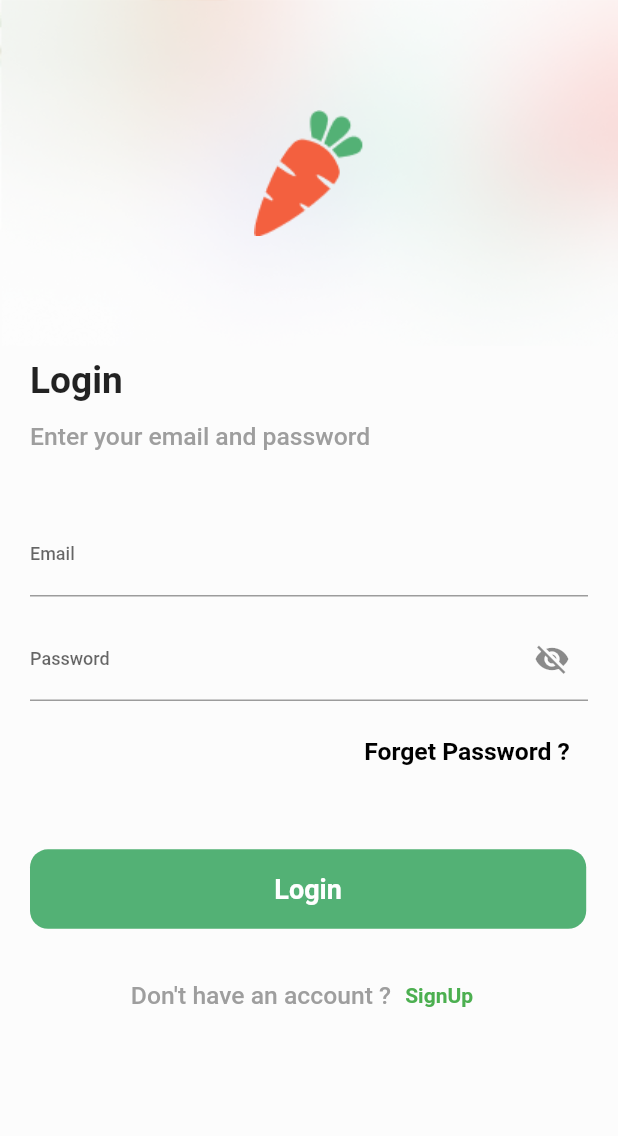
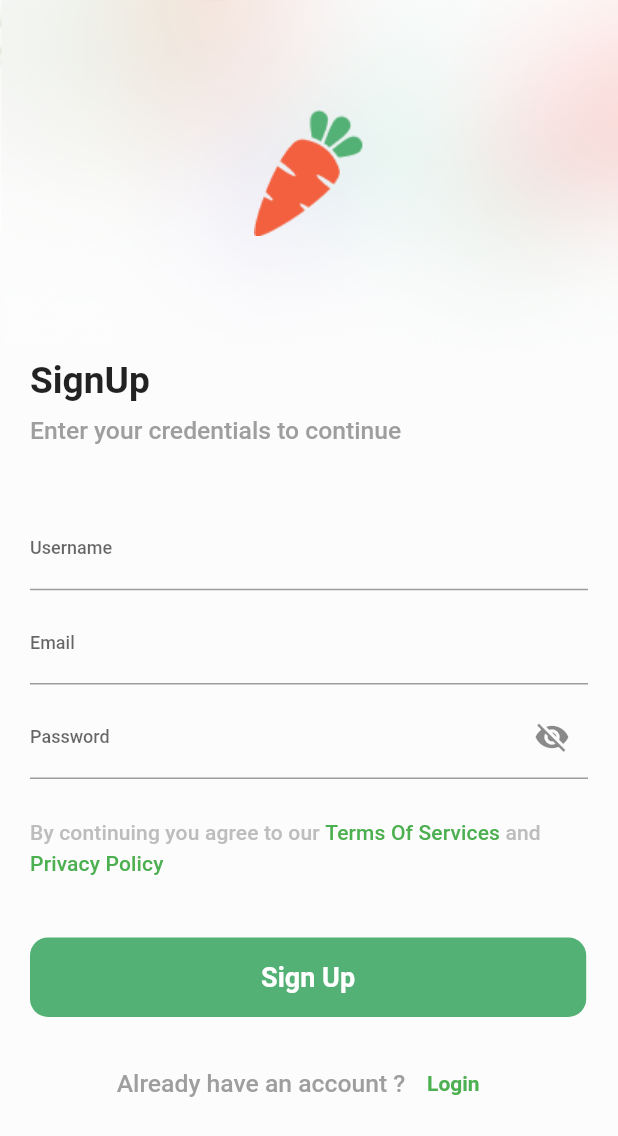
Before and after one commit to Mohamed-Yassien/ecommerce_app-with-online-team, a Flutter app: the screen it shows after launch, after a tap on "Get Started", after a tap on "SignUp", on a phone screen of 412 x 824 dp. Shown: the top 1136 px of the screen. Run offline on Flutter 3.47's test engine with Material 2 defaults, Android fonts, the phone set to English and light mode, and no system bars; our stand-ins replace sizer.

Commit message:
signup screen

```diff
--- /dev/null
+++ b/lib/view/components/sign_up_agreement.dart
@@ -0,0 +1,44 @@
+import 'package:flutter/material.dart';
+
+class SignUpAgreement extends StatelessWidget {
+  const SignUpAgreement({Key? key}) : super(key: key);
+
+  @override
+  Widget build(BuildContext context) {
+    return Wrap(
+      runSpacing: 5,
+      children: [
+        Text(
+          'By continuing you agree to our ',
+          style: Theme.of(context).textTheme.titleSmall!.copyWith(
+                color: Colors.grey[400],
+              ),
+        ),
+        InkWell(
+          onTap: () {},
+          child: Text(
+            'Terms Of Services ',
+            style: Theme.of(context).textTheme.titleSmall!.copyWith(
+                  color: Colors.green,
+                ),
+          ),
+        ),
+        Text(
+          'and ',
+          style: Theme.of(context).textTheme.titleSmall!.copyWith(
+                color: Colors.grey[400],
+              ),
+        ),
+        InkWell(
+          onTap: () {},
+          child: Text(
+            'Privacy Policy ',
+            style: Theme.of(context).textTheme.titleSmall!.copyWith(
+                  color: Colors.green,
+                ),
+          ),
+        ),
+      ],
+    );
+  }
+}
--- a/lib/view/screens/login_screen.dart
+++ b/lib/view/screens/login_screen.dart
@@ -1,5 +1,7 @@
+import 'package:ecomm_with_team/core/methods.dart';
 import 'package:ecomm_with_team/core/responsive/ui_components/info_widget.dart';
 import 'package:ecomm_with_team/view/components/login_screen_header.dart';
+import 'package:ecomm_with_team/view/screens/sign_up_screen.dart';
 import 'package:ecomm_with_team/view/widgets/reusable_auth_column.dart';
 import 'package:ecomm_with_team/view/widgets/reusable_auth_row.dart';
 import 'package:ecomm_with_team/view/widgets/reusable_button.dart';
@@ -75,7 +77,12 @@ class LoginScreen extends StatelessWidget {
                       ReusableAuthRow(
                         title: 'Don\'t have an account ?',
                         subtitle: 'SignUp',
-                        subtitlePress: () {},
+                        subtitlePress: () {
+                          navigateTo(
+                            widget: const SignUpScreen(),
+                            context: context,
+                          );
+                        },
                       ),
                     ],
                   ),
--- /dev/null
+++ b/lib/view/screens/sign_up_screen.dart
@@ -0,0 +1,89 @@
+import 'package:ecomm_with_team/core/methods.dart';
+import 'package:ecomm_with_team/core/responsive/ui_components/info_widget.dart';
+import 'package:ecomm_with_team/view/components/login_screen_header.dart';
+import 'package:ecomm_with_team/view/components/sign_up_agreement.dart';
+import 'package:ecomm_with_team/view/screens/login_screen.dart';
+import 'package:ecomm_with_team/view/widgets/reusable_auth_column.dart';
+import 'package:ecomm_with_team/view/widgets/reusable_auth_row.dart';
+import 'package:ecomm_with_team/view/widgets/reusable_button.dart';
+import 'package:ecomm_with_team/view/widgets/reusable_text_form.dart';
+import 'package:flutter/material.dart';
+import 'package:sizer/sizer.dart';
+
+class SignUpScreen extends StatelessWidget {
+  const SignUpScreen({Key? key}) : super(key: key);
+
+  @override
+  Widget build(BuildContext context) {
+    return InfoWidget(builder: (context, info) {
+      return Scaffold(
+        extendBodyBehindAppBar: true,
+        body: SingleChildScrollView(
+          child: Column(
+            crossAxisAlignment: CrossAxisAlignment.start,
+            children: [
+              const ReusableStackHeader(),
+              Padding(
+                padding:
+                    const EdgeInsets.symmetric(horizontal: 20.0, vertical: 8),
+                child: Column(
+                  crossAxisAlignment: CrossAxisAlignment.start,
+                  children: [
+                    const ReusableAuthColumn(
+                      title: 'SignUp',
+                      subtitle: 'Enter your credentials to continue',
+                    ),
+                    SizedBox(
+                      height: 30.sp,
+                    ),
+                    const ReusableTextForm(
+                      labelString: 'Username',
+                    ),
+                    SizedBox(
+                      height: 5.sp,
+                    ),
+                    const ReusableTextForm(
+                      labelString: 'Email',
+                    ),
+                    SizedBox(
+                      height: 5.sp,
+                    ),
+                    const ReusableTextForm(
+                      labelString: 'Password',
+                      hasIcon: true,
+                    ),
+                    SizedBox(
+                      height: 20.sp,
+                    ),
+                    const SignUpAgreement(),
+                    SizedBox(
+                      height: 30.sp,
+                    ),
+                    ReusableButton(
+                      width: info.screenWidth,
+                      text: 'Sign Up',
+                      press: () {},
+                    ),
+                    SizedBox(
+                      height: 15.sp,
+                    ),
+                    ReusableAuthRow(
+                      title: 'Already have an account ?',
+                      subtitle: 'Login',
+                      subtitlePress: () {
+                        navigateTo(
+                          widget: const LoginScreen(),
+                          context: context,
+                        );
+                      },
+                    ),
+                  ],
+                ),
+              ),
+            ],
+          ),
+        ),
+      );
+    });
+  }
+}
--- a/lib/view/widgets/reusable_auth_column.dart
+++ b/lib/view/widgets/reusable_auth_column.dart
@@ -17,7 +17,7 @@ class ReusableAuthColumn extends StatelessWidget {
           style: Theme.of(context).textTheme.titleLarge,
         ),
         SizedBox(
-          height: 10.sp,
+          height: 7.sp,
         ),
         Text(
           subtitle,
```
